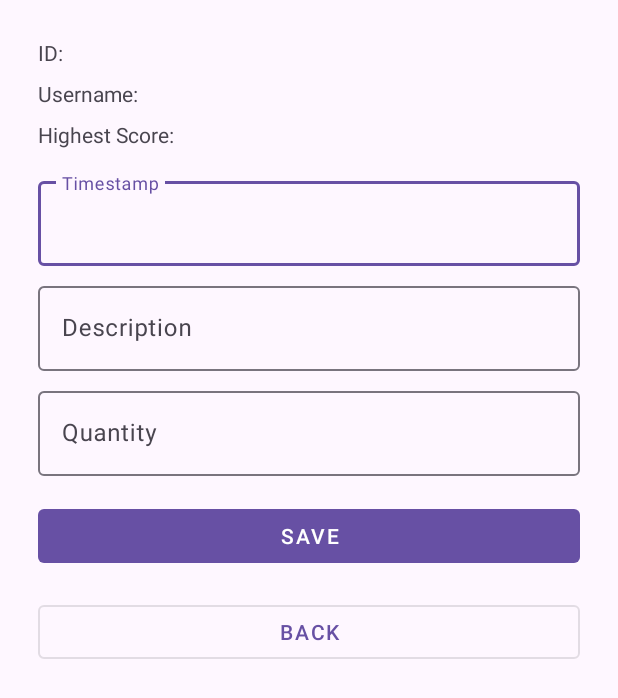
After one commit to ducanhizme/SpaceCraft, an Android app: the DetailActivity screen opened directly, with no data from a screen before it, on a phone screen of 412 x 824 dp. The commit adds this screen. Shown: the top 698 px of the screen. Run offline under Robolectric (Android 15) with nearby library versions, the phone set to English and light mode, and no system bars.

Commit message:
done app

```diff
--- /dev/null
+++ b/app/src/main/java/com/example/spacecraft/activities/DetailActivity.java
@@ -0,0 +1,76 @@
+package com.example.spacecraft.activities;
+
+import android.os.Bundle;
+import android.widget.Toast;
+
+import androidx.activity.EdgeToEdge;
+import androidx.appcompat.app.AppCompatActivity;
+import androidx.core.graphics.Insets;
+import androidx.core.view.ViewCompat;
+import androidx.core.view.WindowInsetsCompat;
+
+import com.example.spacecraft.R;
+import com.example.spacecraft.databinding.ActivityDetailBinding;
+import com.example.spacecraft.models.app.Profile;
+import com.example.spacecraft.services.FirebaseService;
+import com.google.android.gms.tasks.OnSuccessListener;
+
+public class DetailActivity extends AppCompatActivity {
+    private ActivityDetailBinding binding;
+    private Profile profile;
+    @Override
+    protected void onCreate(Bundle savedInstanceState) {
+        super.onCreate(savedInstanceState);
+        binding = ActivityDetailBinding.inflate(getLayoutInflater());
+        setContentView(binding.getRoot());
+        getExtra();
+        initializeUI();
+        setEventListeners();
+    }
+
+    private void initializeUI() {
+        bindToCard();
+    }
+
+    private void bindToCard() {
+        if(profile!=null){
+            binding.tvId.setText(profile.getId());
+            binding.tvUsername.setText(profile.getUsername());
+            binding.tvHighestScore.setText(String.valueOf(profile.getHighestScore()));
+        }
+    }
+
+    private void getExtra() {
+        profile = (Profile) getIntent().getSerializableExtra("profile");
+    }
+
+
+    private void setEventListeners() {
+        binding.btnBack.setOnClickListener(v -> finish());
+        binding.btnSave.setOnClickListener(v -> {
+            try{
+                getFormData();
+                new FirebaseService().storeProfile(profile).addOnSuccessListener(new OnSuccessListener<Void>() {
+                    @Override
+                    public void onSuccess(Void unused) {
+                        Toast.makeText(DetailActivity.this, "Da luu", Toast.LENGTH_SHORT).show();
+                    }
+                });
+            }catch(NullPointerException e){
+                Toast.makeText(this, "Hay dien day du", Toast.LENGTH_SHORT).show();
+            }catch (Exception e){
+                Toast.makeText(this, "Da co loi xay ra", Toast.LENGTH_SHORT).show();
+            }
+
+        });
+
+    }
+
+    private void getFormData() {
+        if(profile!=null){
+            profile.setDescription(binding.etDescription.getText().toString());
+            profile.setQuanity(Integer.parseInt(binding.etQuantity.getText().toString()));
+            profile.setTimestamp(System.currentTimeMillis());
+        }
+    }
+}
--- /dev/null
+++ b/app/src/main/res/layout/activity_detail.xml
@@ -0,0 +1,101 @@
+<?xml version="1.0" encoding="utf-8"?>
+<androidx.constraintlayout.widget.ConstraintLayout xmlns:android="http://schemas.android.com/apk/res/android"
+    xmlns:app="http://schemas.android.com/apk/res-auto"
+    xmlns:tools="http://schemas.android.com/tools"
+    android:id="@+id/main"
+    android:layout_width="match_parent"
+    android:layout_height="match_parent"
+    tools:context=".activities.DetailActivity"
+    android:padding="25dp">
+    <com.google.android.material.textview.MaterialTextView
+        android:id="@+id/tvId"
+        android:layout_width="wrap_content"
+        android:layout_height="wrap_content"
+        android:text="ID: "
+        app:layout_constraintStart_toStartOf="parent"
+        app:layout_constraintTop_toTopOf="parent" />
+
+    <com.google.android.material.textview.MaterialTextView
+        android:id="@+id/tvUsername"
+        android:layout_width="wrap_content"
+        android:layout_height="wrap_content"
+        android:layout_marginTop="8dp"
+        android:text="Username: "
+        app:layout_constraintStart_toStartOf="parent"
+        app:layout_constraintTop_toBottomOf="@id/tvId" />
+
+    <com.google.android.material.textview.MaterialTextView
+        android:id="@+id/tvHighestScore"
+        android:layout_width="wrap_content"
+        android:layout_height="wrap_content"
+        android:layout_marginTop="8dp"
+        android:text="Highest Score: "
+        app:layout_constraintStart_toStartOf="parent"
+        app:layout_constraintTop_toBottomOf="@id/tvUsername" />
+
+    <com.google.android.material.textfield.TextInputLayout
+        android:id="@+id/tilTimestamp"
+        android:layout_width="match_parent"
+        android:layout_height="wrap_content"
+        android:layout_marginTop="16dp"
+        android:hint="Timestamp"
+        app:layout_constraintTop_toBottomOf="@id/tvHighestScore">
+
+        <com.google.android.material.textfield.TextInputEditText
+            android:id="@+id/etTimestamp"
+            android:layout_width="match_parent"
+            android:layout_height="wrap_content"
+            android:inputType="number" />
+    </com.google.android.material.textfield.TextInputLayout>
+
+    <com.google.android.material.textfield.TextInputLayout
+        android:id="@+id/tilDescription"
+        android:layout_width="match_parent"
+        android:layout_height="wrap_content"
+        android:layout_marginTop="8dp"
+        android:hint="Description"
+        app:layout_constraintTop_toBottomOf="@id/tilTimestamp">
+
+        <com.google.android.material.textfield.TextInputEditText
+            android:id="@+id/etDescription"
+            android:layout_width="match_parent"
+            android:layout_height="wrap_content"
+            android:inputType="textMultiLine" />
+    </com.google.android.material.textfield.TextInputLayout>
+
+    <com.google.android.material.textfield.TextInputLayout
+        android:id="@+id/tilQuantity"
+        android:layout_width="match_parent"
+        android:layout_height="wrap_content"
+        android:layout_marginTop="8dp"
+        android:hint="Quantity"
+        app:layout_constraintTop_toBottomOf="@id/tilDescription">
+
+        <com.google.android.material.textfield.TextInputEditText
+            android:id="@+id/etQuantity"
+            android:layout_width="match_parent"
+            android:layout_height="wrap_content"
+            android:inputType="number" />
+    </com.google.android.material.textfield.TextInputLayout>
+    <com.google.android.material.button.MaterialButton
+        style="@style/Widget.MaterialComponents.Button.UnelevatedButton"
+        android:id="@+id/btnSave"
+        android:layout_width="match_parent"
+        android:layout_height="wrap_content"
+        android:layout_marginTop="16dp"
+        android:text="Save"
+        app:layout_constraintTop_toBottomOf="@id/tilQuantity"
+        app:layout_constraintStart_toStartOf="parent"
+        app:layout_constraintEnd_toEndOf="parent" />
+    <com.google.android.material.button.MaterialButton
+        style="@style/Widget.MaterialComponents.Button.OutlinedButton"
+        android:id="@+id/btnBack"
+        android:layout_width="match_parent"
+        android:layout_height="wrap_content"
+        android:layout_marginTop="16dp"
+        android:text="Back"
+        app:layout_constraintTop_toBottomOf="@id/btnSave"
+        app:layout_constraintStart_toStartOf="parent"
+        app:layout_constraintEnd_toEndOf="parent" />
+
+</androidx.constraintlayout.widget.ConstraintLayout>
--- a/app/src/main/res/layout/activity_main.xml
+++ b/app/src/main/res/layout/activity_main.xml
@@ -83,6 +83,7 @@
             android:textSize="25sp" />
 
         <androidx.appcompat.widget.AppCompatButton
+            android:id="@+id/btnExit"
             android:layout_width="match_parent"
             android:layout_height="wrap_content"
             android:layout_marginTop="20dp"
```
Also changed, not shown: app/src/main/AndroidManifest.xml (+8 -0 lines), app/src/main/java/com/example/spacecraft/activities/InformationActivity.java (added, +22 -0 lines), app/src/main/java/com/example/spacecraft/activities/MainActivity.java (+9 -2 lines), app/src/main/java/com/example/spacecraft/adapters/HighestScoreAdapter.java (+19 -0 lines), app/src/main/java/com/example/spacecraft/fragments/LocalHighestScoreFragment.java (+22 -5 lines), app/src/main/java/com/example/spacecraft/models/app/Profile.java (+48 -4 lines), app/src/main/java/com/example/spacecraft/services/FirebaseService.java (+12 -11 lines), app/src/main/res/layout/activity_information.xml (added, +23 -0 lines).
